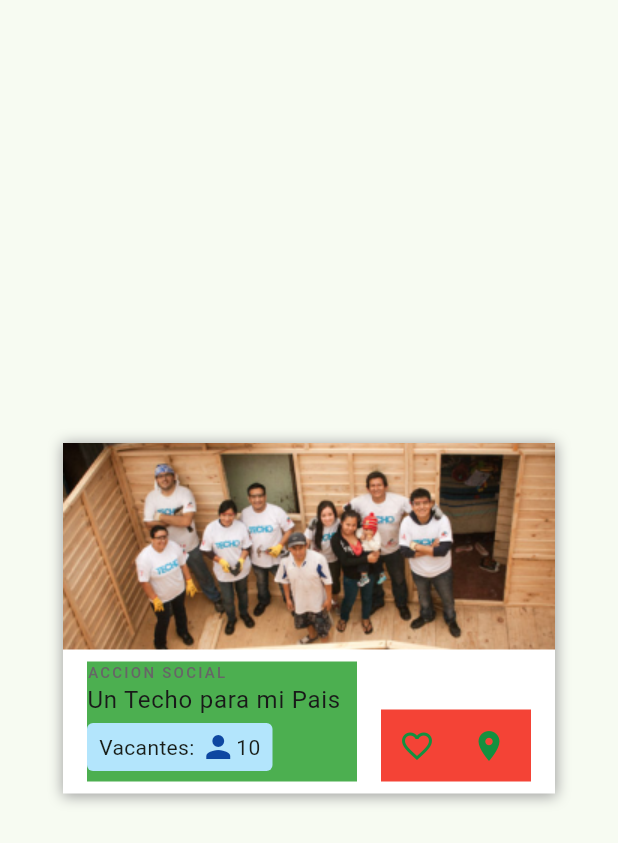
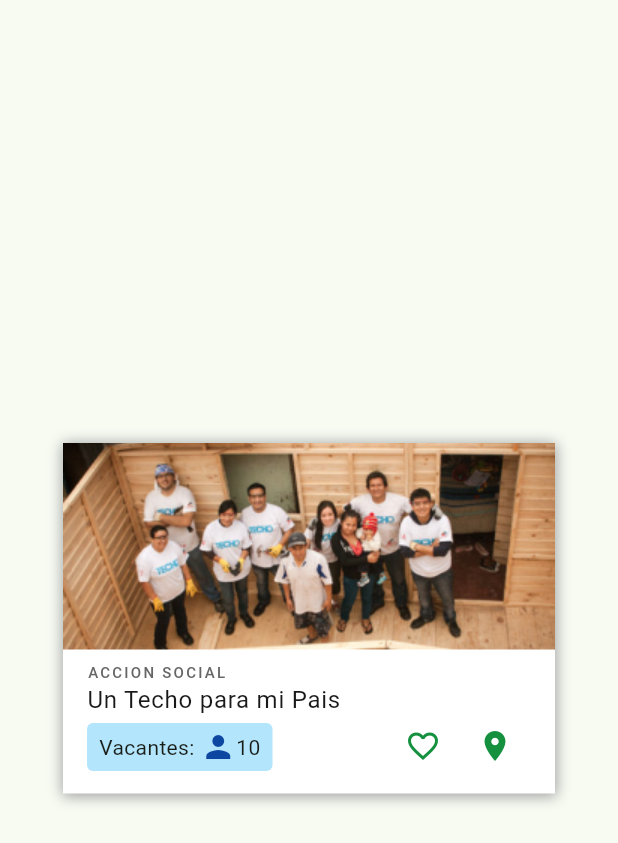
Before and after one commit to AgustinNaso/SerManos-TPE, a Flutter app: the VolunteeringCard widget shown alone on an empty page, opened directly, on a phone screen of 412 x 824 dp. Shown: the top 843 px of the screen. Run offline on Flutter 3.47's test engine with Material 2 defaults, Android fonts, the phone set to English and light mode, and no system bars; our stand-ins replace cloud_firestore, firebase_auth, firebase_core, flutter_form_builder, flutter_hooks, flutter_riverpod and 3 more; accounts and stored records are empty.

Commit message:
feat: minor changes

```diff
--- a/ser_manos/lib/config/cellules/volunteering_card.dart
+++ b/ser_manos/lib/config/cellules/volunteering_card.dart
@@ -38,10 +38,7 @@ class VolunteeringCard extends StatelessWidget {
                     mainAxisAlignment: MainAxisAlignment.spaceBetween,
                     crossAxisAlignment: CrossAxisAlignment.end,
                     children: <Widget>[
-                      Container(
-                          width: 180,
-                          color: Colors.green,
-                          child: Column(
+                      Column(
                         mainAxisSize: MainAxisSize.max,
                         crossAxisAlignment: CrossAxisAlignment.start,
                         children: <Widget>[
@@ -53,11 +50,8 @@ class VolunteeringCard extends StatelessWidget {
                           const SizedBox(height: 4),
                           const Vacancies(vacancy: 10)
                         ],
-                          )),
-                      Container(
-                          color: Colors.red,
-                          width: 100,
-                          child: Row(
+                      ),
+                      Row(
                         crossAxisAlignment: CrossAxisAlignment.end,
                         children: <Widget>[
                           IconButton(
@@ -78,7 +72,7 @@ class VolunteeringCard extends StatelessWidget {
                             onPressed: () {},
                           ),
                         ],
-                          )),
+                      ),
                     ]),
               ),
             ]),
```
Also changed, not shown: ser_manos/lib/screens/home_screen.dart (added, +27 -0 lines), ser_manos/lib/screens/register_screen.dart (+7 -7 lines). Lines whose indentation alone changed are shown as unchanged.
